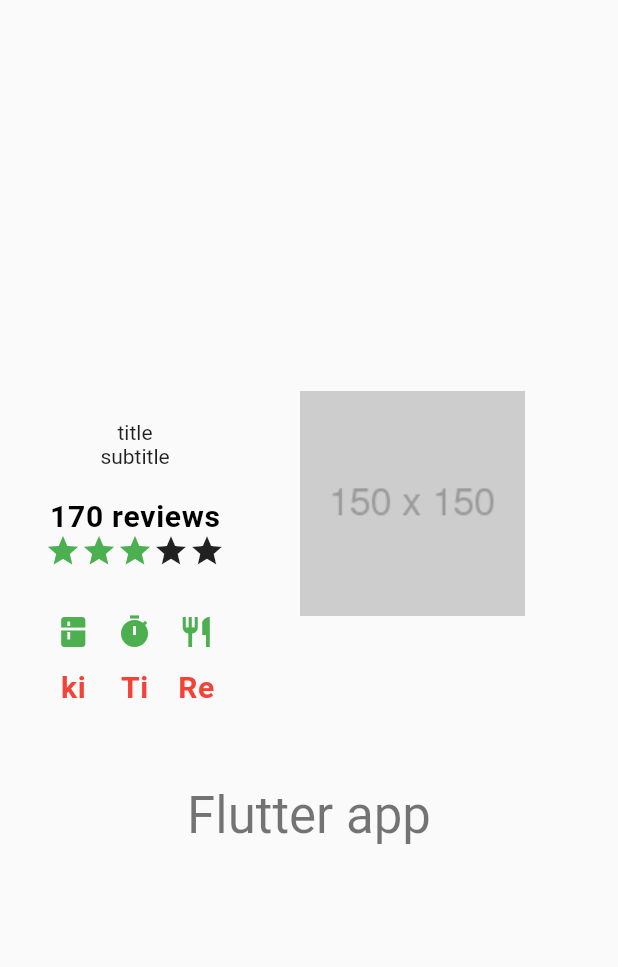
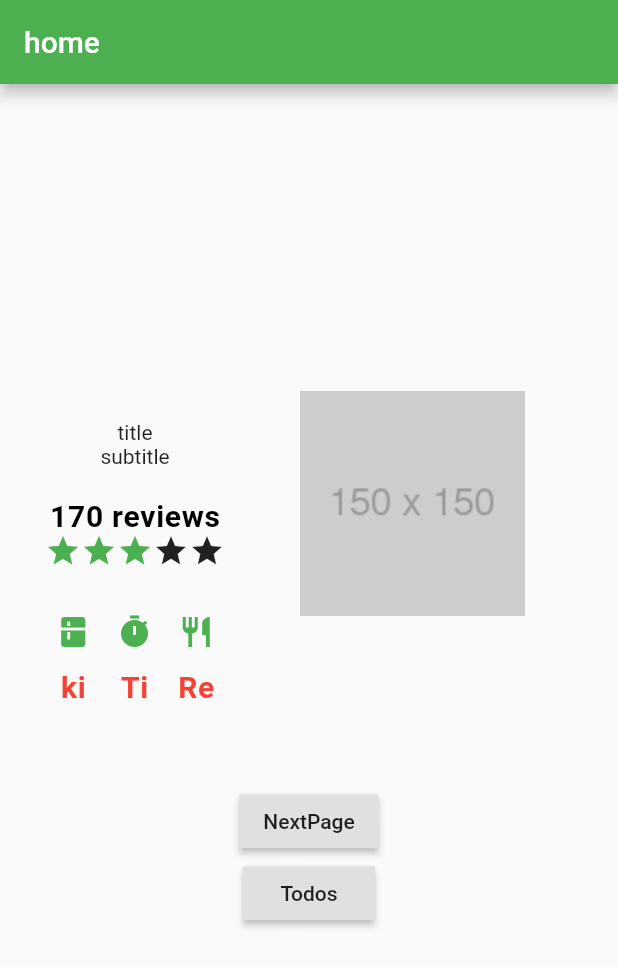
Before and after one commit to tomothumb/sandbox_flutter, a Flutter app: the screen it shows after launch, on a phone screen of 412 x 824 dp. Shown: the top 967 px of the screen. Run offline on Flutter 3.47's test engine with Material 2 defaults, Android fonts, the phone set to English and light mode, and no system bars.

Commit message:
book: chapter3_3 list->detail

```diff
--- a/flutter_book/lib/main.dart
+++ b/flutter_book/lib/main.dart
@@ -8,10 +8,37 @@ class MyApp extends StatelessWidget {
   // This widget is the root of your application.
   @override
   Widget build(BuildContext context) {
+    return MaterialApp(
+      title: 'Flutter app',
+      initialRoute: '/',
+      routes: {
+        '/': (context) => HomeScreen(),
+        '/second': (context) => SecondScreen(),
+        '/todo': (context) => TodoListScreen(
+                todos: List<Todo>.generate(20, (index) {
+              return Todo(
+                title: '$index　のTITLE',
+                description: '$index　のDESCRIPTION',
+              );
+            })),
+        // '/todo/detail': (context) => TodoDetailScreen(),
+      },
+      theme: ThemeData(primarySwatch: Colors.green),
+      // home: HomeScreen(),
+    );
+  }
+}
+
+class HomeScreen extends StatelessWidget {
+  @override
+  Widget build(BuildContext context) {
     final stars = Row(
       mainAxisSize: MainAxisSize.min,
       children: [
-        Icon(Icons.star, color: Colors.green,),
+        Icon(
+          Icons.star,
+          color: Colors.green,
+        ),
         Icon(Icons.star, color: Colors.green),
         Icon(Icons.star, color: Colors.green),
         Icon(Icons.star),
@@ -30,13 +57,11 @@ class MyApp extends StatelessWidget {
                   fontWeight: FontWeight.bold,
                   fontSize: 20,
                   letterSpacing: 0.5,
-                  fontFamily: 'Roboto'
-              ),
+                  fontFamily: 'Roboto'),
             ),
             stars,
           ],
-        )
-    );
+        ));
 
     final descTextStyle = TextStyle(
       fontWeight: FontWeight.bold,
@@ -71,11 +96,8 @@ class MyApp extends StatelessWidget {
                     Text('Re')
                   ],
                 ),
-
               ],
-            )
-        )
-    );
+            )));
 
     final leftcolumn = Container(
         padding: EdgeInsets.fromLTRB(10, 20, 30, 40),
@@ -87,40 +109,156 @@ class MyApp extends StatelessWidget {
             rating,
             iconList,
           ],
-        )
-    );
+        ));
 
-    final sample = Row(
-        crossAxisAlignment: CrossAxisAlignment.start,
-        children: [
+    final sample = Row(crossAxisAlignment: CrossAxisAlignment.start, children: [
       Container(
         child: leftcolumn,
         width: 200,
       ),
       Image.asset('images/150x150.png'),
-        ]
-    );
+    ]);
 
-    return MaterialApp(
-        title: 'Flutter app',
-        theme: ThemeData(
-            primarySwatch: Colors.blue
-        ),
-        home: Scaffold(
+    return Scaffold(
+        appBar: AppBar(title: Text('home')),
         body: Center(
           child: Column(
             mainAxisSize: MainAxisSize.min,
             children: [
               sample,
-                  Text('Flutter app',
-                      style: Theme
-                          .of(context)
-                          .textTheme
-                          .display1)
+              RaisedButton(
+                child: Text('NextPage'),
+                onPressed: () {
+                  Navigator.pushNamed(context, '/second');
+                  // Navigator.push(context, MaterialPageRoute(
+                  //     builder: (context) {
+                  //       return SecondScreen();
+                  //     }
+                  // ));
+                },
+              ),
+              RaisedButton(
+                child: Text('Todos'),
+                onPressed: () {
+                  Navigator.pushNamed(context, '/todo');
+                },
+              )
             ],
           ),
+        ));
+  }
+}
+
+class SecondScreen extends StatelessWidget {
+  @override
+  Widget build(BuildContext context) {
+    return Scaffold(
+        appBar: AppBar(title: Text('Second Page')),
+        body: Center(
+          child: Column(
+            children: [
+              Text('second page'),
+              RaisedButton(
+                child: Text('Go To Home'),
+                onPressed: () {
+                  Navigator.pop(context);
+                },
               )
+            ],
+          ),
+        ));
+  }
+}
+
+class Todo {
+  final String title;
+  final String description;
+
+  Todo({@required this.title, @required this.description})
+      : assert(title != null),
+        assert(description != null);
+}
+
+class TodoListScreen extends StatelessWidget {
+  final List<Todo> _todos;
+
+  TodoListScreen({Key key, @required List<Todo> todos})
+      : assert(todos != null),
+        this._todos = todos,
+        super(key: key);
+
+  @override
+  Widget build(BuildContext context) {
+    return Scaffold(
+        appBar: AppBar(title: Text('Todos')),
+        body: ListView.builder(
+          itemCount: _todos.length,
+          itemBuilder: (context, index) {
+            return ListTile(
+              title: Text(_todos[index].title),
+              onTap: () {
+                return Navigator.push(context,
+                    MaterialPageRoute(builder: (context) {
+                  return TodoDetailScreen(todo: _todos[index]);
+                }));
+              },
+            );
+          },
         )
+        // Center(
+        //   child: Column(
+        //     children: [
+        //       Text('Todos'),
+        //       RaisedButton(
+        //         child: Text('Go To Detail'),
+        //         onPressed: () {
+        //           Navigator.pushNamed(context, '/todo/detail');
+        //         },
+        //       ),
+        //       RaisedButton(
+        //         child: Text('Go To Home'),
+        //         onPressed: () {
+        //           Navigator.pop(context);
+        //         },
+        //       ),
+        //     ],
+        //   ),
+        // )
         );
   }
 }
+
+class TodoDetailScreen extends StatelessWidget {
+  final Todo _todo;
+
+  TodoDetailScreen({Key key, @required Todo todo})
+      : assert(todo != null),
+        this._todo = todo
+        // super(key, key)
+  ;
+
+  @override
+  Widget build(BuildContext context) {
+    return Scaffold(
+        appBar: AppBar(title: Text(_todo.title)),
+        body: Center(
+          child: Column(
+            children: [
+              Text(_todo.description),
+              RaisedButton(
+                child: Text('Go To Todos'),
+                onPressed: () {
+                  Navigator.pop(context);
+                },
+              ),
+              RaisedButton(
+                child: Text('Go To Home'),
+                onPressed: () {
+                  Navigator.pop(context, '/');
+                },
+              )
+            ],
+          ),
+        ));
+  }
+}
```
Lines whose indentation alone changed are shown as unchanged.
